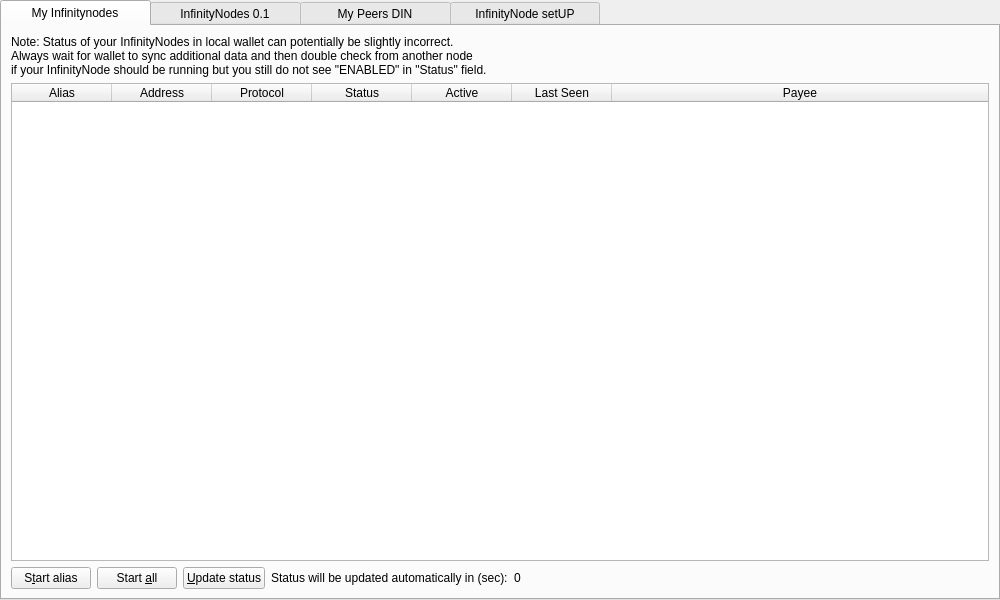
Qt form src/qt/forms/masternodelist.ui (hardwarewise/SIN-core) before a commit.
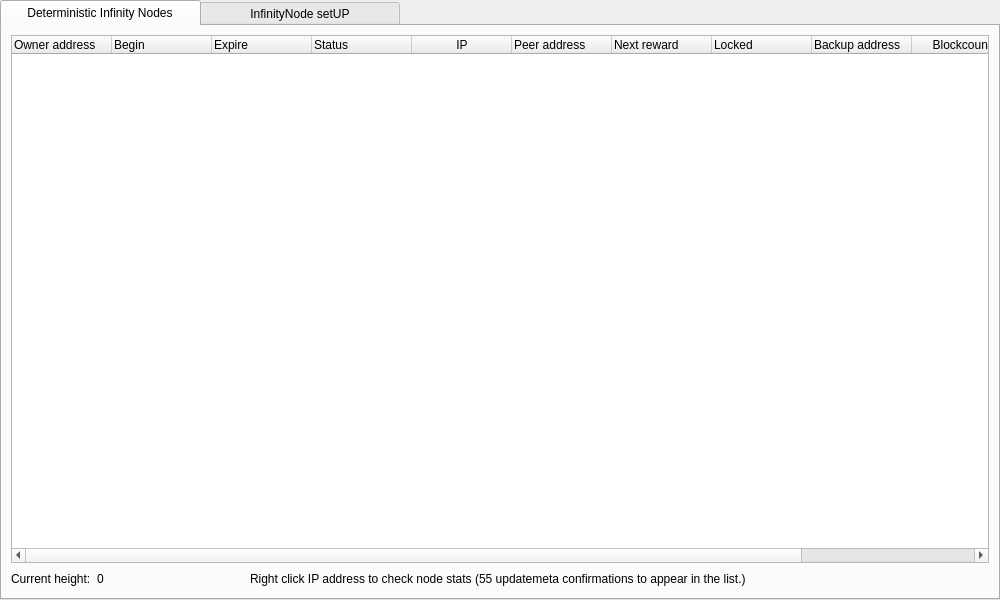
The same form after that commit. The open tabs and pages were chosen to show the change. Icons and pictures are not drawn.

Commit message: [gui] remove masternode tab

```diff
--- a/src/qt/forms/masternodelist.ui
+++ b/src/qt/forms/masternodelist.ui
@@ -21,7 +21,7 @@
   </property>
   <property name="styleSheet">
    <string notr="true">QTabBar::tab {
-width: 150px; 
+width: 200px;
 
 }
 
@@ -56,259 +56,9 @@
        <property name="currentIndex">
         <number>2</number>
        </property>
-       <widget class="QWidget" name="tabMyMasternodes">
-        <attribute name="title">
-         <string>My Infinitynodes</string>
-        </attribute>
-        <layout class="QGridLayout" name="gridLayout_2">
-         <item row="0" column="0">
-          <layout class="QVBoxLayout" name="verticalLayout_2">
-           <property name="bottomMargin">
-            <number>0</number>
-           </property>
-           <item>
-            <layout class="QHBoxLayout" name="horizontalLayout_note">
-             <property name="bottomMargin">
-              <number>0</number>
-             </property>
-             <item>
-              <widget class="QLabel" name="updateNote">
-               <property name="text">
-                <string>&lt;html&gt;&lt;head/&gt;&lt;body&gt;&lt;p&gt;Note: Status of your InfinityNodes in local wallet can potentially be slightly incorrect.&lt;br/&gt;Always wait for wallet to sync additional data and then double check from another node&lt;br/&gt;if your InfinityNode should be running but you still do not see &amp;quot;ENABLED&amp;quot; in &amp;quot;Status&amp;quot; field.&lt;/p&gt;&lt;/body&gt;&lt;/html&gt;</string>
-               </property>
-              </widget>
-             </item>
-            </layout>
-           </item>
-           <item>
-            <widget class="QTableWidget" name="tableWidgetMyMasternodes">
-             <property name="minimumSize">
-              <size>
-               <width>695</width>
-               <height>0</height>
-              </size>
-             </property>
-             <property name="editTriggers">
-              <set>QAbstractItemView::NoEditTriggers</set>
-             </property>
-             <property name="alternatingRowColors">
-              <bool>true</bool>
-             </property>
-             <property name="selectionMode">
-              <enum>QAbstractItemView::SingleSelection</enum>
-             </property>
-             <property name="selectionBehavior">
-              <enum>QAbstractItemView::SelectRows</enum>
-             </property>
-             <property name="sortingEnabled">
-              <bool>true</bool>
-             </property>
-             <attribute name="horizontalHeaderStretchLastSection">
-              <bool>true</bool>
-             </attribute>
-             <column>
-              <property name="text">
-               <string>Alias</string>
-              </property>
-             </column>
-             <column>
-              <property name="text">
-               <string>Address</string>
-              </property>
-             </column>
-             <column>
-              <property name="text">
-               <string>Protocol</string>
-              </property>
-             </column>
-             <column>
-              <property name="text">
-               <string>Status</string>
-              </property>
-             </column>
-             <column>
-              <property name="text">
-               <string>Active</string>
-              </property>
-             </column>
-             <column>
-              <property name="text">
-               <string>Last Seen</string>
-              </property>
-             </column>
-             <column>
-              <property name="text">
-               <string>Payee</string>
-              </property>
-             </column>
-            </widget>
-           </item>
-           <item>
-            <layout class="QHBoxLayout" name="horizontalLayout_5">
-             <property name="bottomMargin">
-              <number>0</number>
-             </property>
-             <item>
-              <widget class="QPushButton" name="startButton">
-               <property name="text">
-                <string>S&amp;tart alias</string>
-               </property>
-              </widget>
-             </item>
-             <item>
-              <widget class="QPushButton" name="startAllButton">
-               <property name="text">
-                <string>Start &amp;all</string>
-               </property>
-              </widget>
-             </item>
-             <item>
-              <widget class="QPushButton" name="UpdateButton">
-               <property name="text">
-                <string>&amp;Update status</string>
-               </property>
-              </widget>
-             </item>
-             <item>
-              <widget class="QLabel" name="autoupdate_label">
-               <property name="text">
-                <string>Status will be updated automatically in (sec):</string>
-               </property>
-              </widget>
-             </item>
-             <item>
-              <widget class="QLabel" name="secondsLabel">
-               <property name="text">
-                <string>0</string>
-               </property>
-              </widget>
-             </item>
-             <item>
-              <spacer name="horizontalSpacer_5">
-               <property name="orientation">
-                <enum>Qt::Horizontal</enum>
-               </property>
-               <property name="sizeHint" stdset="0">
-                <size>
-                 <width>40</width>
-                 <height>20</height>
-                </size>
-               </property>
-              </spacer>
-             </item>
-            </layout>
-           </item>
-          </layout>
-         </item>
-        </layout>
-       </widget>
-       <widget class="QWidget" name="tabAllMasternodes">
-        <attribute name="title">
-         <string>InfinityNodes 0.1</string>
-        </attribute>
-        <layout class="QGridLayout" name="gridLayout">
-         <item row="1" column="0">
-          <widget class="QTableWidget" name="tableWidgetMasternodes">
-           <property name="editTriggers">
-            <set>QAbstractItemView::NoEditTriggers</set>
-           </property>
-           <property name="alternatingRowColors">
-            <bool>true</bool>
-           </property>
-           <property name="selectionBehavior">
-            <enum>QAbstractItemView::SelectRows</enum>
-           </property>
-           <property name="sortingEnabled">
-            <bool>true</bool>
-           </property>
-           <attribute name="horizontalHeaderStretchLastSection">
-            <bool>true</bool>
-           </attribute>
-           <column>
-            <property name="text">
-             <string>Address</string>
-            </property>
-           </column>
-           <column>
-            <property name="text">
-             <string>Protocol</string>
-            </property>
-           </column>
-           <column>
-            <property name="text">
-             <string>Status</string>
-            </property>
-           </column>
-           <column>
-            <property name="text">
-             <string>Active</string>
-            </property>
-           </column>
-           <column>
-            <property name="text">
-             <string>Last Seen</string>
-            </property>
-           </column>
-           <column>
-            <property name="text">
-             <string>Payee</string>
-            </property>
-           </column>
-          </widget>
-         </item>
-         <item row="0" column="0">
-          <layout class="QHBoxLayout" name="horizontalLayout_3">
-           <property name="bottomMargin">
-            <number>0</number>
-           </property>
-           <item>
-            <widget class="QLabel" name="label_filter">
-             <property name="text">
-              <string>Filter List:</string>
-             </property>
-            </widget>
-           </item>
-           <item>
-            <widget class="QLineEdit" name="filterLineEdit">
-             <property name="toolTip">
-              <string>Filter masternode list</string>
-             </property>
-            </widget>
-           </item>
-           <item>
-            <spacer name="horizontalSpacer_3">
-             <property name="orientation">
-              <enum>Qt::Horizontal</enum>
-             </property>
-             <property name="sizeHint" stdset="0">
-              <size>
-               <width>10</width>
-               <height>20</height>
-              </size>
-             </property>
-            </spacer>
-           </item>
-           <item>
-            <widget class="QLabel" name="label_count">
-             <property name="text">
-              <string>Node Count:</string>
-             </property>
-            </widget>
-           </item>
-           <item>
-            <widget class="QLabel" name="countLabel">
-             <property name="text">
-              <string>0</string>
-             </property>
-            </widget>
-           </item>
-          </layout>
-         </item>
-        </layout>
-       </widget>
        <widget class="QWidget" name="tab">
         <attribute name="title">
-         <string>My Peers DIN</string>
+         <string>Deterministic Infinity Nodes</string>
         </attribute>
         <layout class="QVBoxLayout" name="verticalLayout_4">
          <item>
```
Left out of the diff: 10 changed lines with no effect on the pictures. The commit also changes 3 other files.
